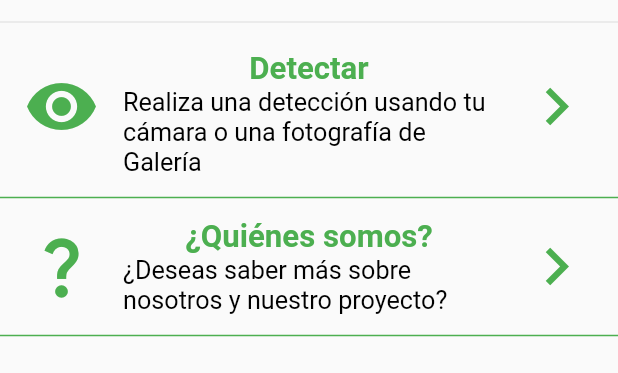
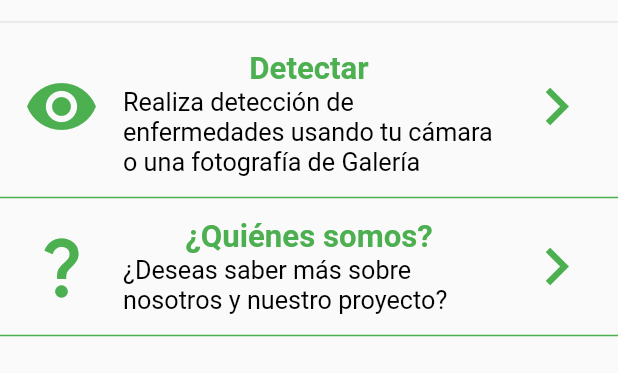
Before and after one commit to AnthonyQuiranza/flutter_detection, a Flutter app: the screen it shows after launch, on a phone screen of 412 x 824 dp, the part 593-966 px from its top. Run offline on Flutter 3.47's test engine with Material 2 defaults, Android fonts, the phone set to English and light mode, and no system bars; our stand-ins replace dio, image_cropper, image_picker; project files that could hold a hidden picture were left out.

Commit message:
icon edit

```diff
--- a/lib/src/pages/camera_page.dart
+++ b/lib/src/pages/camera_page.dart
@@ -65,6 +65,8 @@ class _CameraPageState extends State<CameraPage> {
         iosUiSettings: IOSUiSettings(
           minimumAspectRatio: 1.0,
         ),
+        maxHeight: 500,
+        compressQuality: 60,
         aspectRatioPresets: [
           CropAspectRatioPreset.square,
           CropAspectRatioPreset.ratio3x2,
--- a/lib/src/pages/home_page.dart
+++ b/lib/src/pages/home_page.dart
@@ -41,7 +41,7 @@ class HomePage extends StatelessWidget {
             style: titleStyle,
           ),
           subtitle: Text(
-            'Realiza una detección usando tu cámara o una fotografía de Galería',
+            'Realiza detección de enfermedades usando tu cámara o una fotografía de Galería',
             textScaleFactor: 1.2,
           ),
           trailing: Icon(Icons.navigate_next, size: 50),
```
